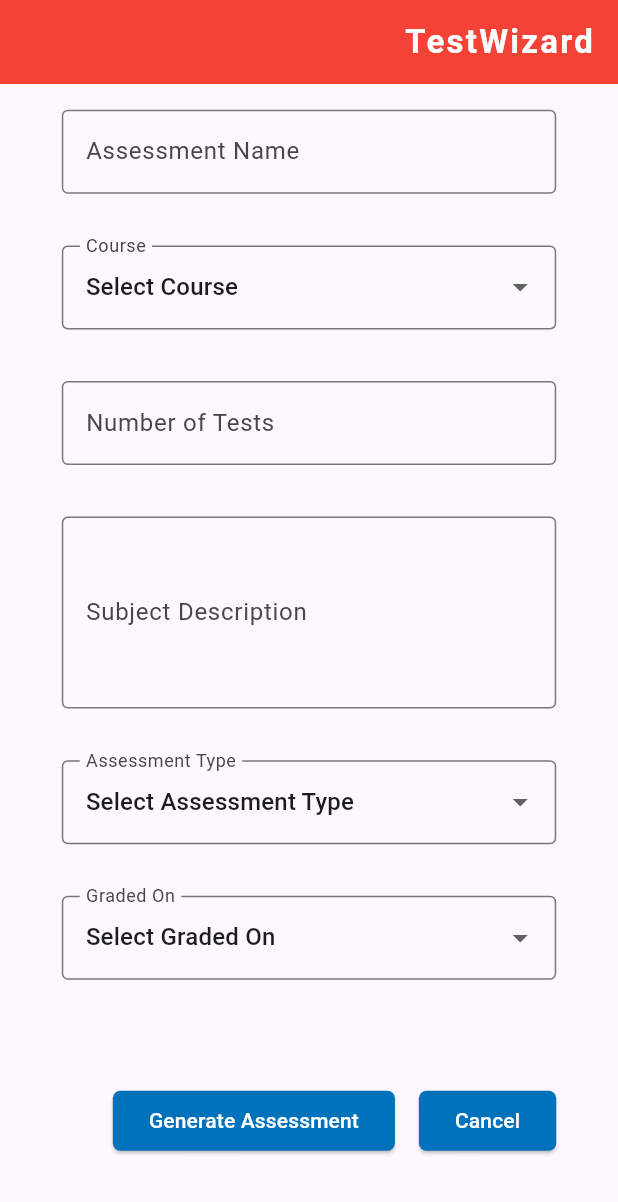
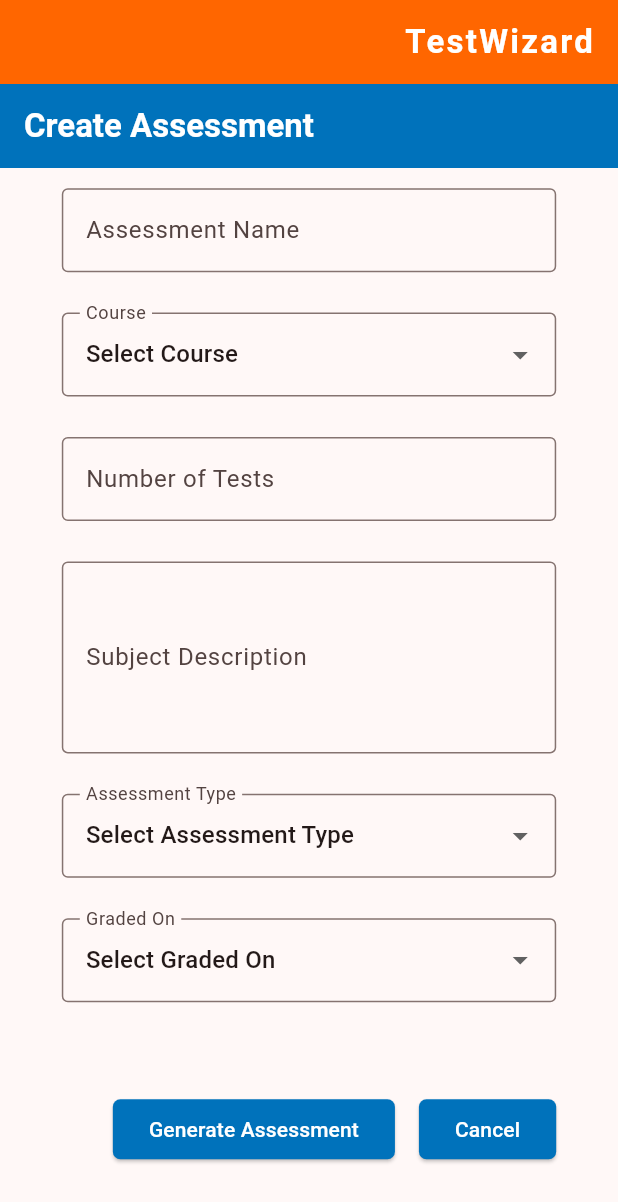
Before and after one commit to umgc/Summer2024, a Flutter app: the screen it shows after launch, after a tap on "Navigate to Assessment Generation workfl", on a phone screen of 412 x 824 dp. Shown: the top 1202 px of the screen. Run offline on Flutter 3.47's test engine with Material 3 defaults, Android fonts, the light colour scheme and no system bars.

Commit message:
[TeamC] redesign appBar and add way to get to create assessment page from main

```diff
--- a/Team-C/test_wizard/lib/main.dart
+++ b/Team-C/test_wizard/lib/main.dart
@@ -12,27 +12,12 @@ class MyApp extends StatelessWidget {
   @override
   Widget build(BuildContext context) {
     return MaterialApp(
-      title: 'Flutter Demo',
+      title: 'Test Wizard',
       theme: ThemeData(
-        // This is the theme of your application.
-        //
-        // TRY THIS: Try running your application with "flutter run". You'll see
-        // the application has a purple toolbar. Then, without quitting the app,
-        // try changing the seedColor in the colorScheme below to Colors.green
-        // and then invoke "hot reload" (save your changes or press the "hot
-        // reload" button in a Flutter-supported IDE, or press "r" if you used
-        // the command line to start the app).
-        //
-        // Notice that the counter didn't reset back to zero; the application
-        // state is not lost during the reload. To reset the state, use hot
-        // restart instead.
-        //
-        // This works for code too, not just values: Most code changes can be
-        // tested with just a hot reload.
-        colorScheme: ColorScheme.fromSeed(seedColor: Colors.deepPurple),
+        colorScheme: ColorScheme.fromSeed(seedColor: Colors.red),
         useMaterial3: true,
       ),
-      home: const MyHomePage(title: 'Flutter Demo Home Page'),
+      home: const MyHomePage(title: 'TestWizard Home Page'),
     );
   }
 }
@@ -82,10 +67,13 @@ class _MyHomePageState extends State<MyHomePage> {
         // TRY THIS: Try changing the color here to a specific color (to
         // Colors.amber, perhaps?) and trigger a hot reload to see the AppBar
         // change color while the other colors stay the same.
-        backgroundColor: Theme.of(context).colorScheme.inversePrimary,
+        backgroundColor: Colors.red,
         // Here we take the value from the MyHomePage object that was created by
         // the App.build method, and use it to set our appbar title.
-        title: Text(widget.title),
+        title: Align(
+          alignment: Alignment.centerRight,
+          child: Text(widget.title),
+        ),
       ),
       body: Center(
         // Center is a layout widget. It takes a single child and positions it
@@ -130,6 +118,7 @@ class _MyHomePageState extends State<MyHomePage> {
       floatingActionButton: FloatingActionButton(
         onPressed: _incrementCounter,
         tooltip: 'Increment',
+        shape: const RoundedRectangleBorder(side: BorderSide()),
         child: const Icon(Icons.add),
       ), // This trailing comma makes auto-formatting nicer for build methods.
     );
--- a/Team-C/test_wizard/lib/utils/customized_widgets.dart
+++ b/Team-C/test_wizard/lib/utils/customized_widgets.dart
@@ -5,6 +5,7 @@ class CustomizedWidgets {
     required BuildContext context,
     String? assessment,
     String? className,
+    required String screenTitle,
     bool implyLeading = false,
   }) {
     Text? leadingWidget;
@@ -21,8 +22,19 @@ class CustomizedWidgets {
       );
     }
     return AppBar(
-      backgroundColor: Colors.red,
+      backgroundColor: const Color(0xFFFF6600),
       foregroundColor: Colors.white,
+      bottom: AppBar(
+        automaticallyImplyLeading: false,
+        backgroundColor: const Color(0xFF0072BB),
+        foregroundColor: Colors.white,
+        title: const Text(
+          'Create Assessment',
+          style: TextStyle(
+            fontWeight: FontWeight.bold,
+          ),
+        ),
+      ),
       automaticallyImplyLeading: implyLeading,
       title: Row(
         children: [
--- a/Team-C/test_wizard/lib/views/create_base_assessment_view.dart
+++ b/Team-C/test_wizard/lib/views/create_base_assessment_view.dart
@@ -8,7 +8,10 @@ class CreateBaseAssessmentView extends StatelessWidget {
   @override
   Widget build(BuildContext context) {
     return Scaffold(
-      appBar: CustomizedWidgets.buildAppBar(context: context),
+      appBar: CustomizedWidgets.buildAppBar(
+        context: context,
+        screenTitle: 'Create Assessment',
+      ),
       body: const CreateBaseAssessmentForm(),
     );
   }
```
